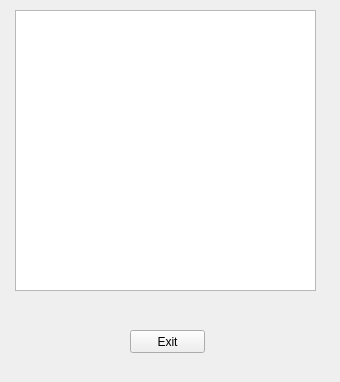
First picture: the form in krest/widget.ui, repository Firstdragon/ReadySteadyMedvedy, before the edit.
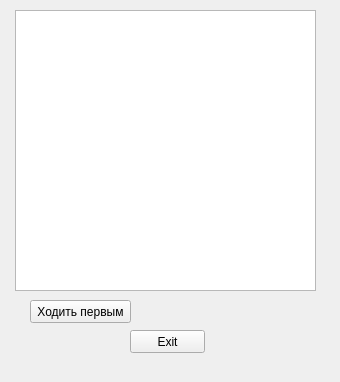
Second picture: the form after the edit.

Diff of the .ui file:
```diff
--- a/krest/widget.ui
+++ b/krest/widget.ui
@@ -36,17 +36,17 @@
     </rect>
    </property>
   </widget>
-  <widget class="QLabel" name="result">
+  <widget class="QPushButton" name="pushButton">
    <property name="geometry">
     <rect>
-     <x>156</x>
+     <x>30</x>
      <y>300</y>
-     <width>111</width>
-     <height>20</height>
+     <width>101</width>
+     <height>23</height>
     </rect>
    </property>
    <property name="text">
-    <string/>
+    <string>Ходить первым</string>
    </property>
   </widget>
  </widget>
```
